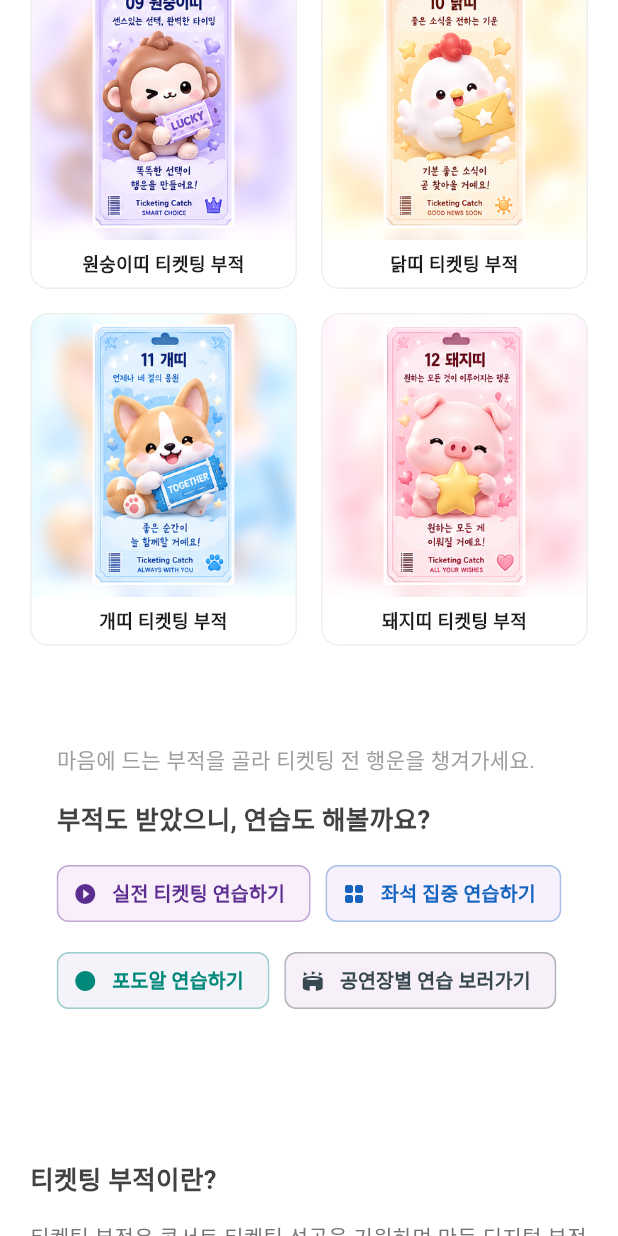
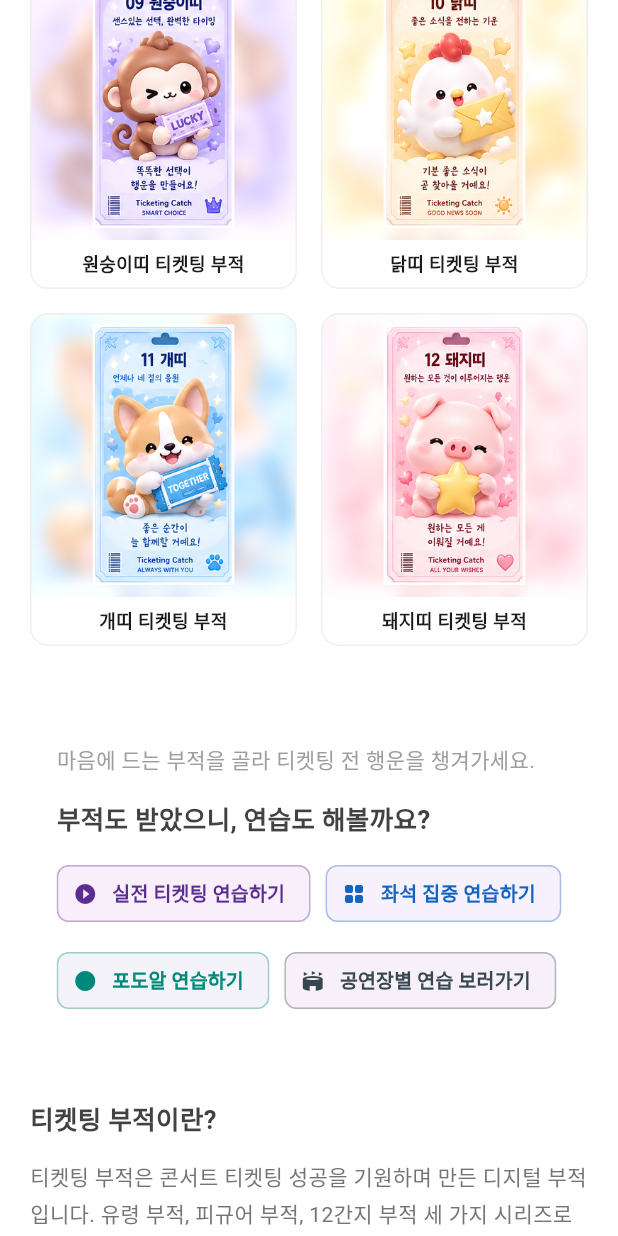
Before and after one commit to lailstudio/ticketing-catch, a Flutter app: the CharmGalleryScreen screen opened by its route, scrolled down 3456 dp, on a phone screen of 412 x 824 dp. Run offline on Flutter 3.47's test engine with Material 3 defaults, Android fonts, the phone set to English and light mode, and no system bars; missing offline and left inert: dart:html.

Commit message:
광고 영역 완전 숨김 처리
- AdSlot.adsEnabled 플래그 공개로 전환
- 모든 사용처에서 Padding 포함 AdSlot 전체를 조건부 렌더링
- adsEnabled=false일 때 빈 여백까지 완전히 제거
- AdSense 승인 후 adsEnabled=true로 변경 시 즉시 복원

```diff
--- a/lib/screens/charm_gallery_screen.dart
+++ b/lib/screens/charm_gallery_screen.dart
@@ -150,7 +150,7 @@ class _CharmGalleryScreenState extends State<CharmGalleryScreen> {
                     horizontalPadding,
                   ),
                 ),
-                SliverToBoxAdapter(
+                if (AdSlot.adsEnabled) SliverToBoxAdapter(
                   child: Padding(
                     padding: EdgeInsets.symmetric(
                       horizontal: horizontalPadding,
--- a/lib/screens/grape_practice_landing_screen.dart
+++ b/lib/screens/grape_practice_landing_screen.dart
@@ -48,7 +48,7 @@ class GrapePracticeLandingScreen extends StatelessWidget {
                 BreadcrumbItem('포도알 연습'),
               ]),
               _buildHeroContent(context),
-              const Padding(
+              if (AdSlot.adsEnabled) const Padding(
                 padding: EdgeInsets.symmetric(horizontal: 20, vertical: 20),
                 child: AdSlot(slotId: 'grape-practice-bottom'),
               ),
--- a/lib/screens/home_screen.dart
+++ b/lib/screens/home_screen.dart
@@ -87,7 +87,7 @@ class _HomeScreenState extends State<HomeScreen> {
                   _buildHero(context, screenWidth),
                 _buildPracticeModeCards(context, screenWidth),
                 _buildVenueGrid(context, screenWidth),
-                Padding(
+                if (AdSlot.adsEnabled) Padding(
                   padding: EdgeInsets.symmetric(
                     horizontal: screenWidth > 800 ? 48 : 20,
                     vertical: 20,
--- a/lib/screens/practice_landing_screen.dart
+++ b/lib/screens/practice_landing_screen.dart
@@ -49,7 +49,7 @@ class PracticeLandingScreen extends StatelessWidget {
                 BreadcrumbItem('실전 티켓팅 연습'),
               ]),
               _buildHeroContent(context),
-              const Padding(
+              if (AdSlot.adsEnabled) const Padding(
                 padding: EdgeInsets.symmetric(horizontal: 20, vertical: 20),
                 child: AdSlot(slotId: 'practice-bottom'),
               ),
--- a/lib/screens/seat_practice_landing_screen.dart
+++ b/lib/screens/seat_practice_landing_screen.dart
@@ -51,7 +51,7 @@ class SeatPracticeLandingScreen extends StatelessWidget {
                 BreadcrumbItem('좌석 집중 연습'),
               ]),
               _buildHeroContent(context),
-              const Padding(
+              if (AdSlot.adsEnabled) const Padding(
                 padding: EdgeInsets.symmetric(horizontal: 20, vertical: 20),
                 child: AdSlot(slotId: 'seat-practice-bottom'),
               ),
--- a/lib/screens/venue_detail_screen.dart
+++ b/lib/screens/venue_detail_screen.dart
@@ -82,7 +82,7 @@ class VenueDetailScreen extends StatelessWidget {
                       ),
                     ),
                   ),
-                  Padding(
+                  if (AdSlot.adsEnabled) Padding(
                     padding: EdgeInsets.symmetric(
                       horizontal: screenWidth > 800 ? 48 : 20,
                       vertical: 10,
--- a/lib/widgets/ad_slot.dart
+++ b/lib/widgets/ad_slot.dart
@@ -5,13 +5,13 @@ class AdSlot extends StatelessWidget {
   final String slotId;
 
   // AdSense 승인 후 true로 변경하면 광고 영역 활성화
-  static const _adsEnabled = false;
+  static const adsEnabled = false;
 
   const AdSlot({super.key, required this.slotId});
 
   @override
   Widget build(BuildContext context) {
-    if (!_adsEnabled) return const SizedBox.shrink();
+    if (!adsEnabled) return const SizedBox.shrink();
     return _buildPlaceholder();
   }
 
```
